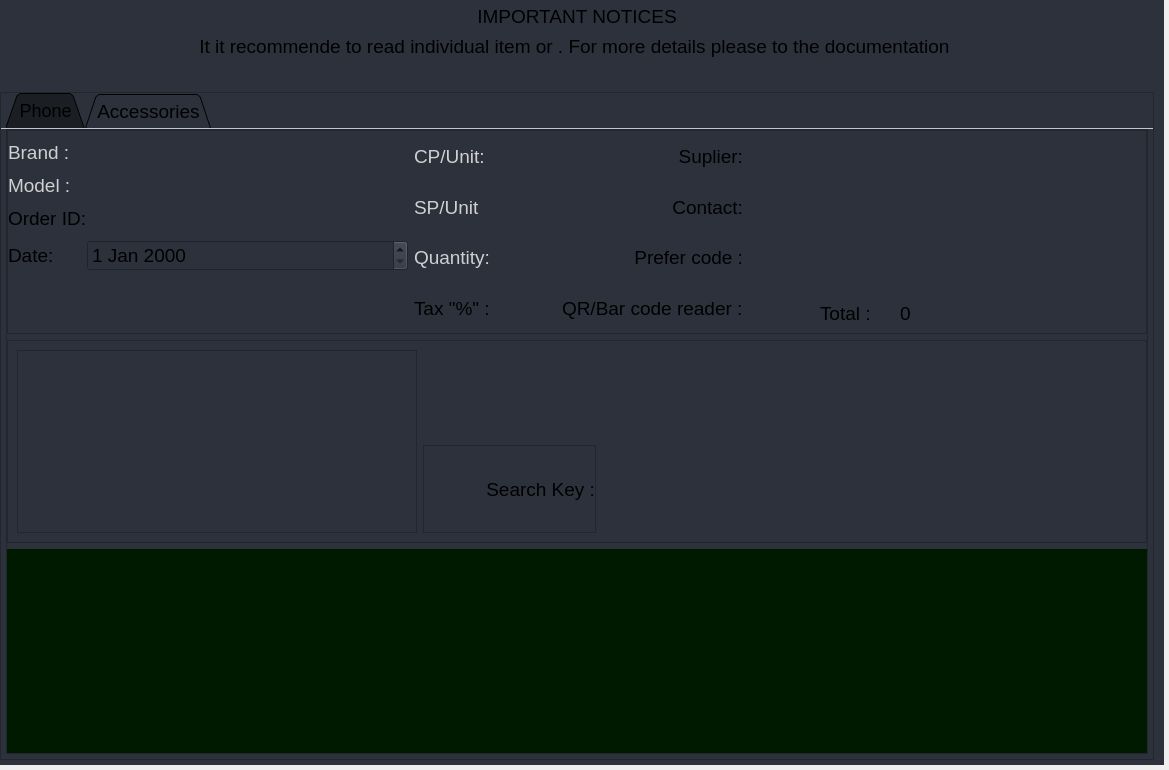
Above: gui/uis/pages/main_pages.ui from kusiLaw/laky-phone-POS before the change. Below: the same form after it.
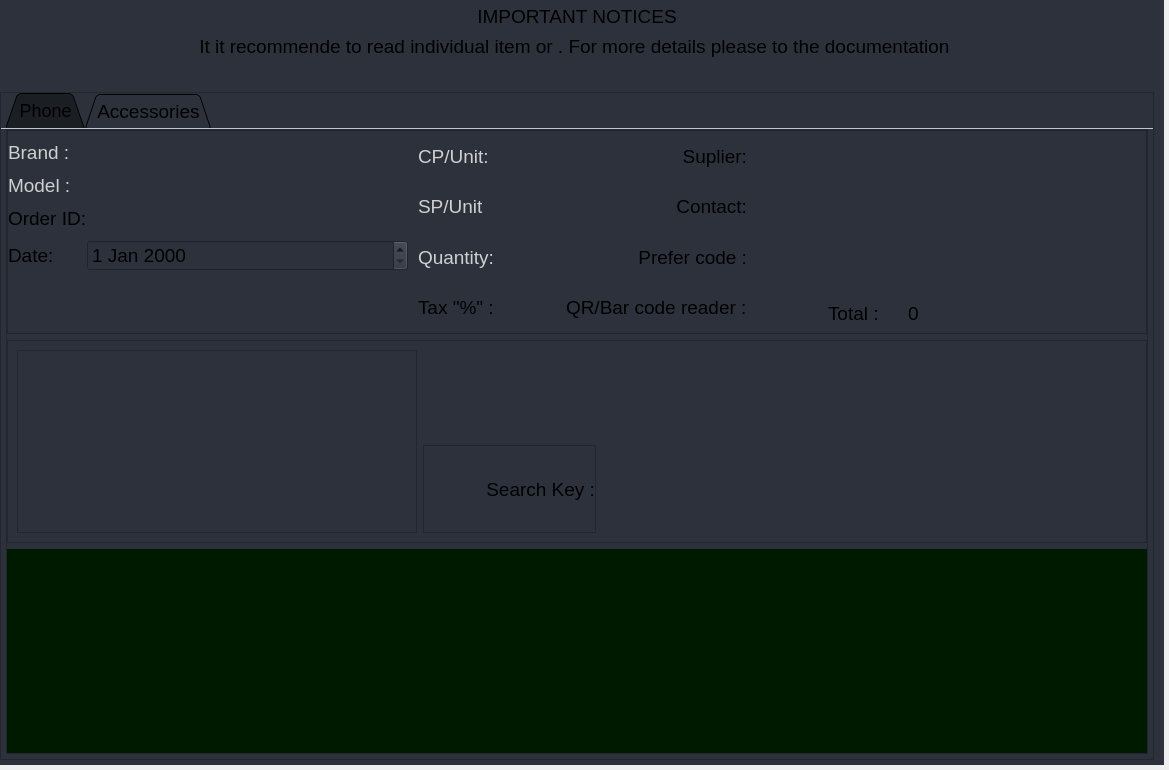
That is the form after the change.

Patch:
```diff
--- a/gui/uis/pages/main_pages.ui
+++ b/gui/uis/pages/main_pages.ui
@@ -2945,6 +2945,9 @@
                         <enum>QFrame::Raised</enum>
                        </property>
                        <layout class="QHBoxLayout" name="horizontalLayout_14">
+                        <property name="spacing">
+                         <number>10</number>
+                        </property>
                         <property name="leftMargin">
                          <number>0</number>
                         </property>
@@ -3167,7 +3170,7 @@
                           <property name="maximumSize">
                            <size>
                             <width>750</width>
-                            <height>16777215</height>
+                            <height>201</height>
                            </size>
                           </property>
                           <property name="frameShape">
@@ -3668,6 +3671,12 @@
                            </property>
                            <item>
                             <widget class="QFrame" name="frame_52">
+                             <property name="maximumSize">
+                              <size>
+                               <width>16777215</width>
+                               <height>16777215</height>
+                              </size>
+                             </property>
                              <property name="styleSheet">
                               <string notr="true">
 </string>
```
